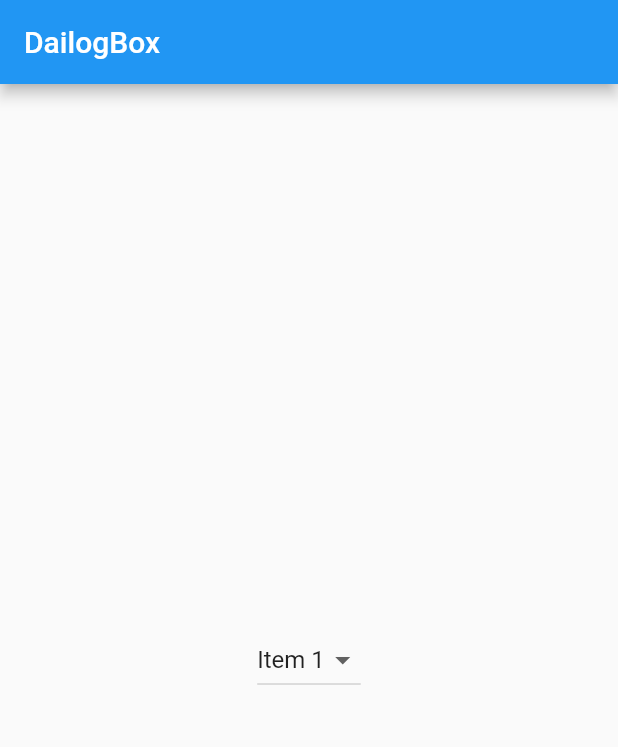
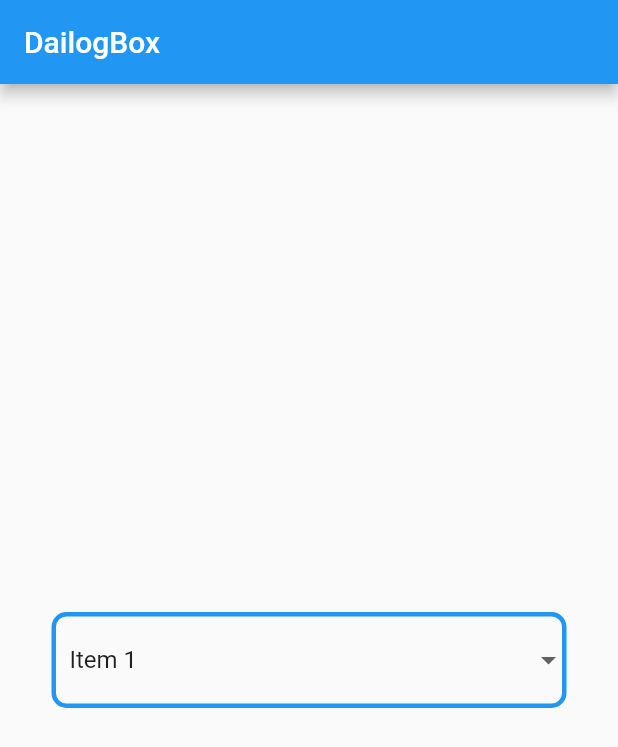
Before and after one commit to IsmailParacha/Fetch-Data-from-JSON-API, a Flutter app: the screen it shows after launch, on a phone screen of 412 x 824 dp. Shown: the top 747 px of the screen. Run offline on Flutter 3.47's test engine with Material 2 defaults, Android fonts, the phone set to English and light mode, and no system bars; our stand-ins replace animated_splash_screen, get; accounts and stored records are empty.

Commit message:
DropDown buttom with custom width and border

```diff
--- a/lib/DropDown Menu/DropDownMenu.dart
+++ b/lib/DropDown Menu/DropDownMenu.dart
@@ -17,7 +17,13 @@ class _DropDownExampleState extends State<DropDownExample> {
           title: Text("DailogBox"),
         ),
         body: Center(
-          child: DropdownButton<String>(
+          child: SizedBox(
+            width: MediaQuery.of(context).size.width / 1.2,
+            child: DropdownButtonFormField<String>(
+                decoration: InputDecoration(
+                    enabledBorder: OutlineInputBorder(
+                        borderRadius: BorderRadius.circular(10),
+                        borderSide: BorderSide(width: 3, color: Colors.blue))),
                 value: selectedItem,
                 items: dropitem
                     .map((item) => DropdownMenuItem<String>(
@@ -28,6 +34,7 @@ class _DropDownExampleState extends State<DropDownExample> {
                 onChanged: (item) => setState(() {
                       selectedItem = item;
                     })),
+          ),
         ));
   }
 }
```
Lines whose indentation alone changed are shown as unchanged.
